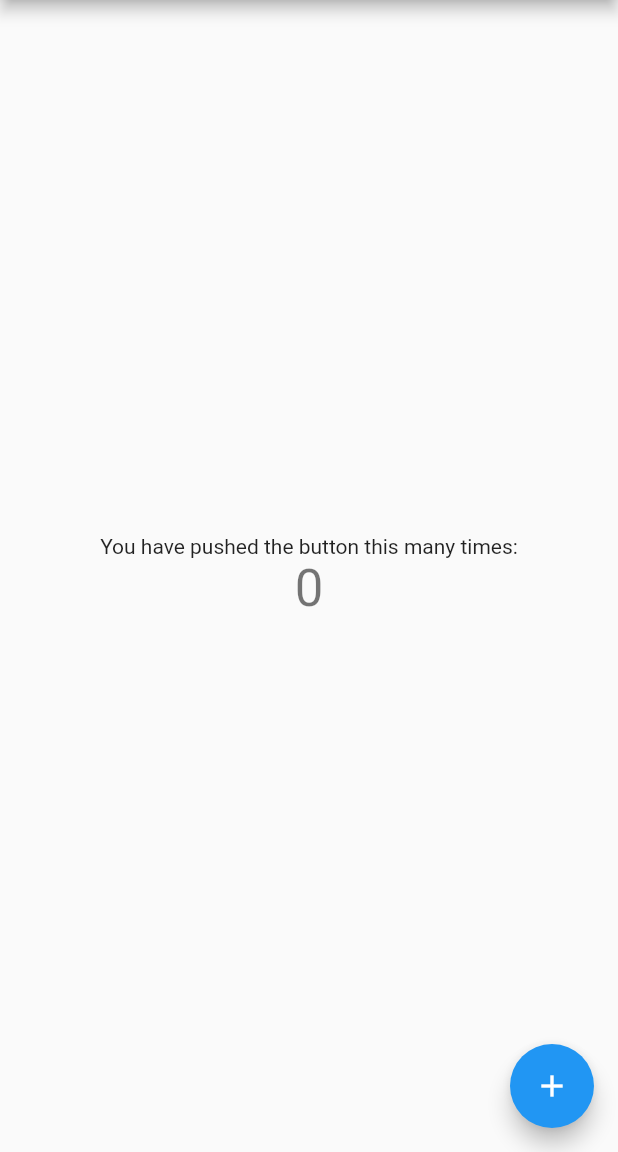
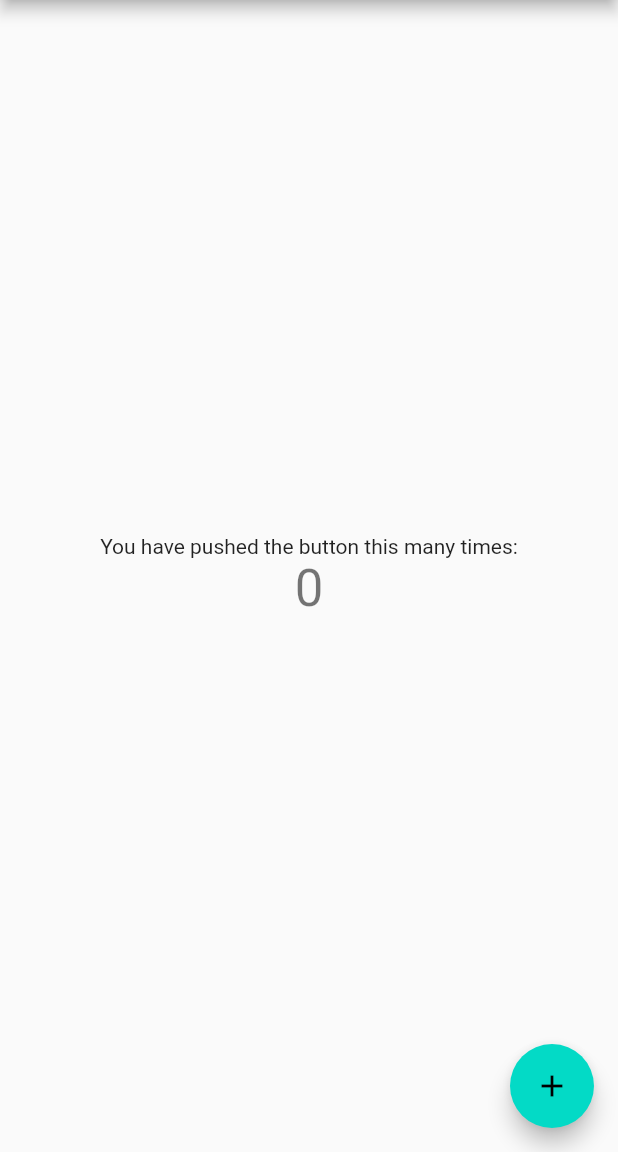
Before and after one commit to RepoRandi/flutter-social-media, a Flutter app: the screen it shows after launch, on a phone screen of 412 x 824 dp, the part 84-1236 px from its top. Run offline on Flutter 3.47's test engine with Material 2 defaults, Android fonts, the phone set to English and light mode, and no system bars.

Commit message:
feat: add theme data

```diff
--- a/lib/main.dart
+++ b/lib/main.dart
@@ -1,4 +1,5 @@
 import 'package:flutter/material.dart';
+import 'package:social_media/config/app_color.dart';
 
 void main() {
   runApp(const MyApp());
@@ -7,23 +8,15 @@ void main() {
 class MyApp extends StatelessWidget {
   const MyApp({super.key});
 
-  // This widget is the root of your application.
   @override
   Widget build(BuildContext context) {
     return MaterialApp(
       title: 'Flutter Demo',
       theme: ThemeData(
-        // This is the theme of your application.
-        //
-        // Try running your application with "flutter run". You'll see the
-        // application has a blue toolbar. Then, without quitting the app, try
-        // changing the primarySwatch below to Colors.green and then invoke
-        // "hot reload" (press "r" in the console where you ran "flutter run",
-        // or simply save your changes to "hot reload" in a Flutter IDE).
-        // Notice that the counter didn't reset back to zero; the application
-        // is not restarted.
-        primarySwatch: Colors.blue,
-      ),
+          primaryColor: AppColor.primary,
+          colorScheme: const ColorScheme.light().copyWith(
+            primary: AppColor.primary,
+          )),
       home: const MyHomePage(title: 'Flutter Demo Home Page'),
     );
   }
```
